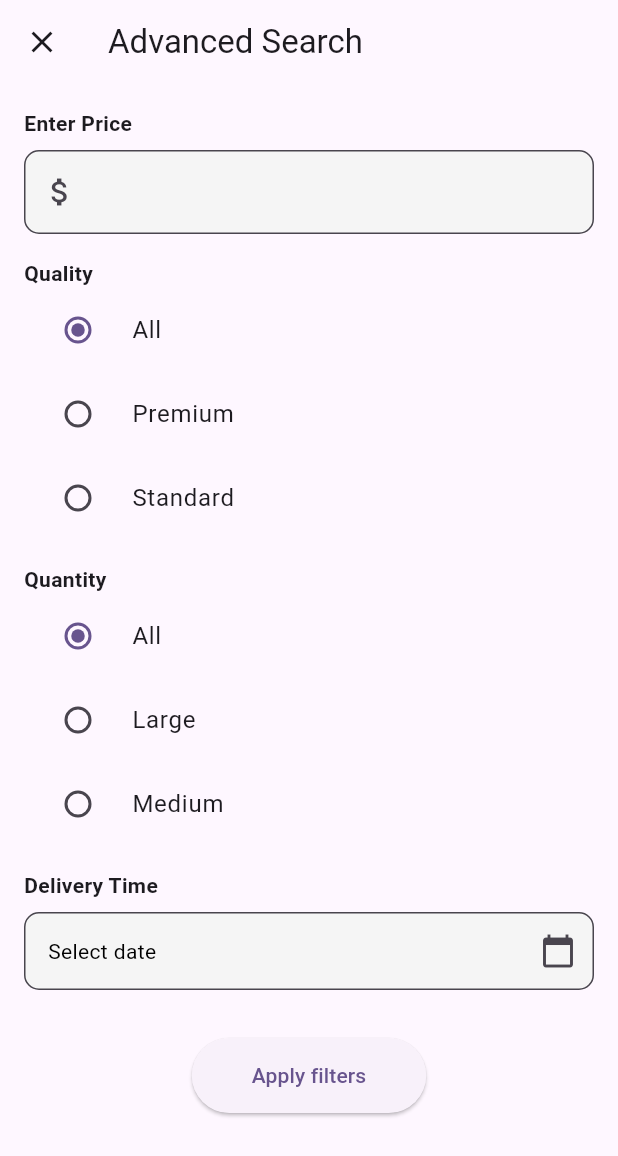
After one commit to kimemia21/itx_flow, a Flutter app: the screen it shows after launch, after a tap on "Advanced", on a phone screen of 412 x 824 dp. The commit adds this screen. Shown: the top 1156 px of the screen. Run offline on Flutter 3.47's test engine with Material 3 defaults, Android fonts, the phone set to English and light mode, and no system bars; our stand-ins replace file_picker, flutter_otp_text_field, google_fonts, image_picker.

Commit message:
Working hand in hand with chatgpt at the point hahaha

```diff
--- /dev/null
+++ b/lib/Commodities.dart/AdvancedSearch.dart
@@ -0,0 +1,181 @@
+import 'package:flutter/material.dart';
+import 'package:google_fonts/google_fonts.dart';
+import 'package:intl/intl.dart';
+
+class AdvancedSearchPage extends StatefulWidget {
+  @override
+  _AdvancedSearchPageState createState() => _AdvancedSearchPageState();
+}
+
+class _AdvancedSearchPageState extends State<AdvancedSearchPage> {
+  String? selectedQuality = 'All';
+  String? selectedQuantity = 'All';
+  DateTime? selectedDate;
+  final priceController = TextEditingController();
+
+  @override
+  Widget build(BuildContext context) {
+    double width = MediaQuery.of(context).size.width * 0.7;
+    return Container(
+      width: width,
+      child: Scaffold(
+        appBar: AppBar(
+          leading: IconButton(
+            icon: Icon(Icons.close),
+            onPressed: () {
+              // Close action
+            },
+          ),
+          title: Text('Advanced Search'),
+        ),
+        body: Padding(
+          padding: EdgeInsets.all(16.0),
+          child: Column(
+            crossAxisAlignment: CrossAxisAlignment.start,
+            children: [
+              buildTextField(
+                controller: priceController,
+                title: 'Enter Price',
+                icon: Icons.attach_money,
+              ),
+              SizedBox(height: 16),
+              buildRadioGroup(
+                title: 'Quality',
+                options: ['All', 'Premium', 'Standard'],
+                selectedOption: selectedQuality,
+                onChanged: (value) {
+                  setState(() {
+                    selectedQuality = value;
+                  });
+                },
+              ),
+              SizedBox(height: 16),
+              buildRadioGroup(
+                title: 'Quantity',
+                options: ['All', 'Large', 'Medium'],
+                selectedOption: selectedQuantity,
+                onChanged: (value) {
+                  setState(() {
+                    selectedQuantity = value;
+                  });
+                },
+              ),
+              SizedBox(height: 16),
+              buildDatePicker(
+                title: 'Delivery Time',
+                selectedDate: selectedDate,
+                onDateSelected: (date) {
+                  setState(() {
+                    selectedDate = date;
+                  });
+                },
+              ),
+              SizedBox(height: 32),
+              Center(
+                child: ElevatedButton(
+                  onPressed: () {
+                    // Apply filters action
+                  },
+                  child: Text('Apply filters'),
+                  style: ElevatedButton.styleFrom(
+                    // primary: Colors.green,
+                    // onPrimary: Colors.white,
+                    padding: EdgeInsets.symmetric(horizontal: 40, vertical: 15),
+                  ),
+                ),
+              ),
+            ],
+          ),
+        ),
+      ),
+    );
+  }
+
+  Widget buildTextField({
+    required TextEditingController controller,
+    required String title,
+    IconData? icon,
+  }) {
+    return Column(
+      crossAxisAlignment: CrossAxisAlignment.start,
+      children: [
+        Text(title, style: TextStyle(fontWeight: FontWeight.bold)),
+        SizedBox(height: 8),
+        TextField(
+          controller: controller,
+          decoration: InputDecoration(
+            border: OutlineInputBorder(
+              borderRadius: BorderRadius.circular(10),
+            ),
+            filled: true,
+            fillColor: Colors.grey.shade100,
+            prefixIcon: icon != null ? Icon(icon) : null,
+          ),
+        ),
+      ],
+    );
+  }
+
+  Widget buildRadioGroup({
+    required String title,
+    required List<String> options,
+    required String? selectedOption,
+    required ValueChanged<String?> onChanged,
+  }) {
+    return Column(
+      crossAxisAlignment: CrossAxisAlignment.start,
+      children: [
+        Text(title, style: TextStyle(fontWeight: FontWeight.bold)),
+        ...options.map((option) => RadioListTile<String>(
+              title: Text(option),
+              value: option,
+              groupValue: selectedOption,
+              onChanged: onChanged,
+            )),
+      ],
+    );
+  }
+
+  Widget buildDatePicker({
+    required String title,
+    required DateTime? selectedDate,
+    required ValueChanged<DateTime> onDateSelected,
+  }) {
+    return Column(
+      crossAxisAlignment: CrossAxisAlignment.start,
+      children: [
+        Text(title, style: TextStyle(fontWeight: FontWeight.bold)),
+        SizedBox(height: 8),
+        InkWell(
+          onTap: () async {
+            final DateTime? picked = await showDatePicker(
+              context: context,
+              initialDate: selectedDate ?? DateTime.now(),
+              firstDate: DateTime(2000),
+              lastDate: DateTime(2101),
+            );
+            if (picked != null && picked != selectedDate) {
+              onDateSelected(picked);
+            }
+          },
+          child: InputDecorator(
+            decoration: InputDecoration(
+              border: OutlineInputBorder(
+                borderRadius: BorderRadius.circular(10),
+              ),
+              filled: true,
+              fillColor: Colors.grey.shade100,
+              suffixIcon: Icon(Icons.calendar_today),
+            ),
+            child: Text(
+              selectedDate != null
+                  ? DateFormat.yMd().format(selectedDate!)
+                  : 'Select date',
+              style: TextStyle(color: Colors.black),
+            ),
+          ),
+        ),
+      ],
+    );
+  }
+}
--- a/lib/Contracts/Contracts.dart
+++ b/lib/Contracts/Contracts.dart
@@ -1,7 +1,9 @@
 import 'package:flutter/material.dart';
 import 'package:google_fonts/google_fonts.dart';
+import 'package:itx/Commodities.dart/AdvancedSearch.dart';
 import 'package:itx/Contracts/Create.dart';
 import 'package:itx/authentication/Authorization.dart';
+import 'package:itx/global/SidePage.dart';
 import 'package:itx/global/globals.dart';
 
 class Contracts extends StatefulWidget {
@@ -111,6 +113,11 @@ class _ContractsState extends State<Contracts> {
               Container(
                 margin: EdgeInsets.only(top: 10, bottom: 10),
                 padding: const EdgeInsets.symmetric(vertical: 8.0),
+                child: Row(
+                  mainAxisAlignment: MainAxisAlignment.spaceBetween,
+                  children: [
+                    SizedBox(
+                      width: Globals.AppWidth(context: context, width: 0.7),
                       child: TextField(
                         decoration: InputDecoration(
                           border: OutlineInputBorder(
@@ -123,6 +130,18 @@ class _ContractsState extends State<Contracts> {
                         onChanged: (text) {
                           // You can add search functionality here if needed
                         },
+                      ),
+                    ),
+                    TextButton(
+                        onPressed: () => Navigator.of(context).push(
+                            SlideFromSidePageRoute(
+                                widget: AdvancedSearchPage())),
+                        child: Text(
+                          "Advanced",
+                          style: GoogleFonts.poppins(
+                              color: Colors.blue, fontWeight: FontWeight.w600),
+                        ))
+                  ],
                 ),
               ),
               searchItem(
--- a/lib/Contracts/Create.dart
+++ b/lib/Contracts/Create.dart
@@ -1,6 +1,9 @@
 import 'package:flutter/material.dart';
 import 'package:google_fonts/google_fonts.dart';
 import 'package:intl/intl.dart';
+import 'package:itx/Commodities.dart/Commodites.dart';
+import 'package:itx/Contracts/Contracts.dart';
+import 'package:itx/global/globals.dart';
 
 class CreateContract extends StatefulWidget {
   @override
@@ -34,7 +37,9 @@ class _CreateContractState extends State<CreateContract>
   Widget build(BuildContext context) {
     return Scaffold(
       appBar: AppBar(
-        title: Text('Order Form'),
+        leading: Globals.leading(context: context, screen: Contracts()),
+        title: Text('Create Contact'),
+        centerTitle: true,
         bottom: TabBar(
           controller: _tabController,
           tabs: [
--- /dev/null
+++ b/lib/global/SidePage.dart
@@ -0,0 +1,22 @@
+import 'package:flutter/material.dart';
+
+class SlideFromSidePageRoute extends PageRouteBuilder {
+  final Widget widget;
+
+  SlideFromSidePageRoute({required this.widget})
+      : super(
+          pageBuilder: (context, animation, secondaryAnimation) => widget,
+          transitionsBuilder: (context, animation, secondaryAnimation, child) {
+            var begin = Offset(1.0, 0.0);
+            var end = Offset.zero;
+            var curve = Curves.easeInOut;
+
+            var tween = Tween(begin: begin, end: end).chain(CurveTween(curve: curve));
+
+            return SlideTransition(
+              position: animation.drive(tween),
+              child: child,
+            );
+          },
+        );
+}
--- a/lib/global/globals.dart
+++ b/lib/global/globals.dart
@@ -1,3 +1,4 @@
+import 'package:flutter/cupertino.dart';
 import 'package:flutter/material.dart';
 import 'package:flutter/widgets.dart';
 
@@ -9,6 +10,11 @@ class Globals {
     return MediaQuery.of(context).size.width * width;
   }
 
+ static Widget leading({required context,  required screen}) {
+    return IconButton(
+        onPressed:()=> switchScreens(context: context,  screen: screen),
+        icon: Icon(Icons.arrow_back));
+  }
 
   static Future<void> switchScreens(
       {required BuildContext context, required Widget screen}) {
```
Lines whose indentation alone changed are shown as unchanged.
